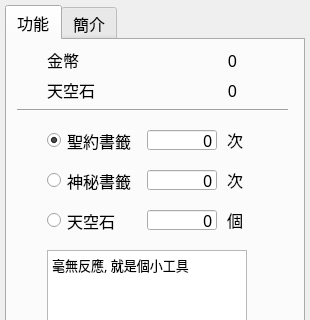
The window that main.ui (steven010116/epic7autoBookmark) describes before a commit, drawn with Qt 5; both pictures show x 0 to 310 and y 0 to 320 of the 310 by 460 pixel window.
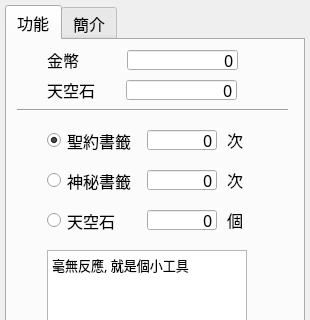
The same window after the commit. The open tabs and pages were chosen to show the change.

```diff
--- a/main.ui
+++ b/main.ui
@@ -155,28 +155,6 @@
       <string>金幣</string>
      </property>
     </widget>
-    <widget class="QLabel" name="moneyTotalShowLabel">
-     <property name="geometry">
-      <rect>
-       <x>140</x>
-       <y>10</y>
-       <width>90</width>
-       <height>20</height>
-      </rect>
-     </property>
-     <property name="font">
-      <font>
-       <family>微軟正黑體</family>
-       <pointsize>12</pointsize>
-      </font>
-     </property>
-     <property name="text">
-      <string>0</string>
-     </property>
-     <property name="alignment">
-      <set>Qt::AlignRight|Qt::AlignTrailing|Qt::AlignVCenter</set>
-     </property>
-    </widget>
     <widget class="Line" name="divider">
      <property name="geometry">
       <rect>
@@ -209,28 +187,6 @@
       <string>天空石</string>
      </property>
     </widget>
-    <widget class="QLabel" name="stoneTotalShowLabel">
-     <property name="geometry">
-      <rect>
-       <x>140</x>
-       <y>40</y>
-       <width>90</width>
-       <height>20</height>
-      </rect>
-     </property>
-     <property name="font">
-      <font>
-       <family>微軟正黑體</family>
-       <pointsize>12</pointsize>
-      </font>
-     </property>
-     <property name="text">
-      <string>0</string>
-     </property>
-     <property name="alignment">
-      <set>Qt::AlignRight|Qt::AlignTrailing|Qt::AlignVCenter</set>
-     </property>
-    </widget>
     <widget class="QPushButton" name="startButton">
      <property name="geometry">
       <rect>
@@ -387,6 +343,56 @@
       <string>天空石</string>
      </property>
     </widget>
+    <widget class="QLineEdit" name="moneyTotalShowEdit">
+     <property name="geometry">
+      <rect>
+       <x>120</x>
+       <y>10</y>
+       <width>111</width>
+       <height>20</height>
+      </rect>
+     </property>
+     <property name="font">
+      <font>
+       <family>微軟正黑體</family>
+       <pointsize>12</pointsize>
+      </font>
+     </property>
+     <property name="layoutDirection">
+      <enum>Qt::RightToLeft</enum>
+     </property>
+     <property name="text">
+      <string>0</string>
+     </property>
+     <property name="alignment">
+      <set>Qt::AlignRight|Qt::AlignTrailing|Qt::AlignVCenter</set>
+     </property>
+    </widget>
+    <widget class="QLineEdit" name="stoneTotalShowEdit">
+     <property name="geometry">
+      <rect>
+       <x>119</x>
+       <y>40</y>
+       <width>111</width>
+       <height>20</height>
+      </rect>
+     </property>
+     <property name="font">
+      <font>
+       <family>微軟正黑體</family>
+       <pointsize>12</pointsize>
+      </font>
+     </property>
+     <property name="layoutDirection">
+      <enum>Qt::RightToLeft</enum>
+     </property>
+     <property name="text">
+      <string>0</string>
+     </property>
+     <property name="alignment">
+      <set>Qt::AlignRight|Qt::AlignTrailing|Qt::AlignVCenter</set>
+     </property>
+    </widget>
    </widget>
    <widget class="QWidget" name="introductionTab">
     <property name="minimumSize">
```
Left out of the diff: 2 changed lines with no effect on the pictures.
